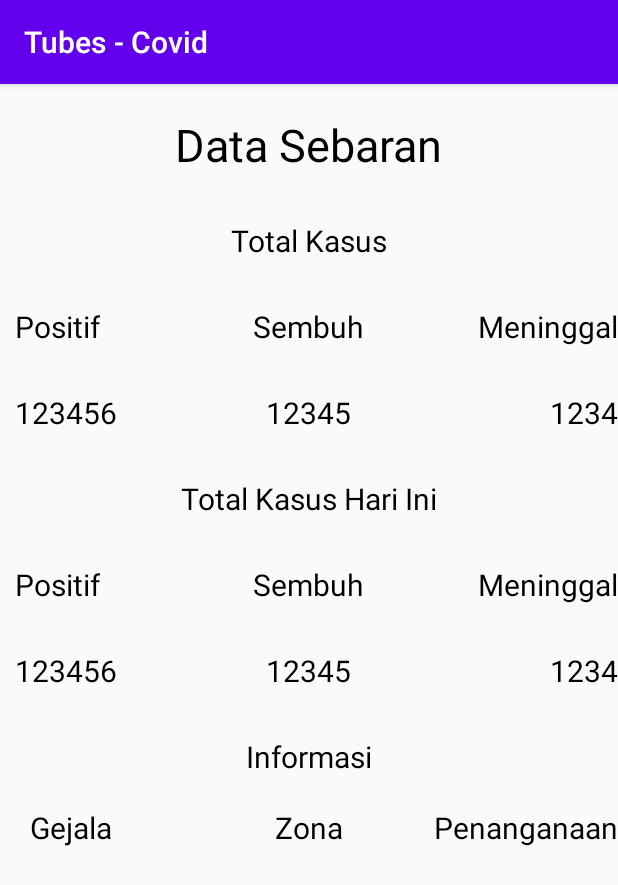
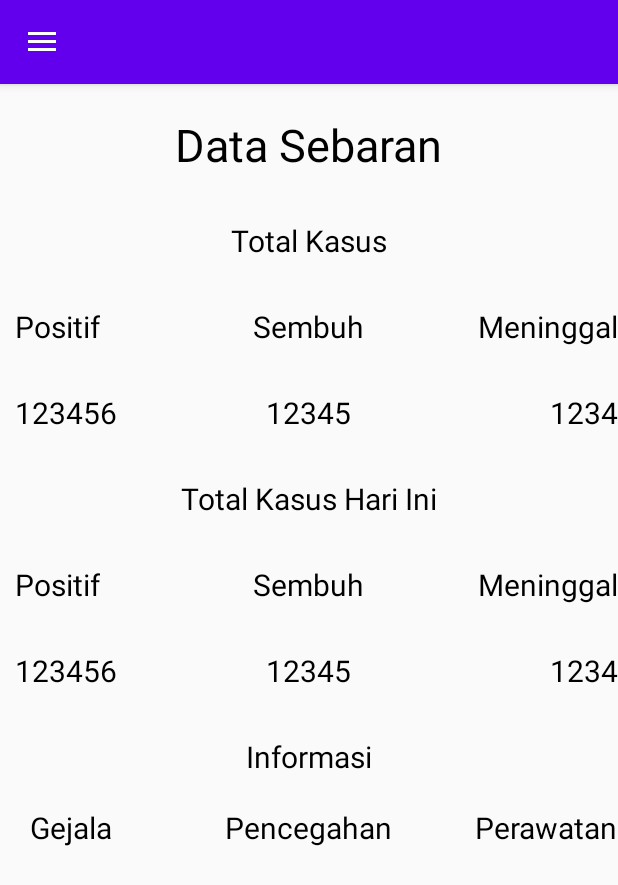
Before and after one commit to raliesebastiandarius/Tubes---Covid---P3B, an Android app: the screen it shows after launch (MainActivity), on a phone screen of 412 x 824 dp. Shown: the top 885 px of the screen. Run offline under Robolectric (Android 15) with nearby library versions, the phone set to English and light mode, and no system bars.

Commit message:
frament gejala, perawtan, pencegahan

```diff
--- /dev/null
+++ b/app/src/main/java/com/example/tubes_covid/GejalaFragment.java
@@ -0,0 +1,24 @@
+package com.example.tubes_covid;
+
+import android.os.Bundle;
+import android.view.LayoutInflater;
+import android.view.View;
+import android.view.ViewGroup;
+
+import androidx.fragment.app.Fragment;
+
+public class GejalaFragment extends Fragment {
+    protected FragmentListener listener;
+    protected MainActivity activity;
+
+    public GejalaFragment(MainActivity activity) {
+        this.activity = activity;
+    }
+
+    @Override
+    public View onCreateView(LayoutInflater inflater, ViewGroup container, Bundle savedInstanceState) {
+        View view = inflater.inflate(R.layout.fragment_gejala, container, false);
+
+        return view;
+    }
+}
--- a/app/src/main/java/com/example/tubes_covid/MainFragment.java
+++ b/app/src/main/java/com/example/tubes_covid/MainFragment.java
@@ -14,7 +14,7 @@ public class MainFragment extends Fragment implements View.OnClickListener {
     protected FragmentListener listener;
     protected TextView halaman;
     protected Button click;
-
+    protected TextView gejala, perawatan, pencegahan;
 
     public MainFragment() {
 
@@ -26,6 +26,13 @@ public class MainFragment extends Fragment implements View.OnClickListener {
 
         View view = inflater.inflate(R.layout.fragment_main, container, false);
         this.halaman = view.findViewById(R.id.tv_halaman);
+        this.gejala = view.findViewById(R.id.tv_gejala);
+        this.perawatan = view.findViewById(R.id.tv_perawatan);
+        this.pencegahan = view.findViewById(R.id.tv_pencegahan);
+
+        this.gejala.setOnClickListener(this);
+        this.perawatan.setOnClickListener(this);
+        this.pencegahan.setOnClickListener(this);
         return view;
     }
 
@@ -45,8 +52,17 @@ public class MainFragment extends Fragment implements View.OnClickListener {
 
     @Override
     public void onClick(View view) {
-        if(this.click.getId()==view.getId()){
-            this.listener.changePage(3,"");
+//        if(this.click.getId()==view.getId()){
+//            this.listener.changePage(3,"");
+//        }
+        if(this.gejala.getId()==view.getId()){
+            this.listener.changePage(5,"");
+        }
+        else if(this.perawatan.getId()==view.getId()){
+            this.listener.changePage(6,"");
+        }
+        else if(this.pencegahan.getId()==view.getId()){
+            this.listener.changePage(7,"");
         }
     }
 
--- /dev/null
+++ b/app/src/main/java/com/example/tubes_covid/PencegahanFragment.java
@@ -0,0 +1,24 @@
+package com.example.tubes_covid;
+
+import android.os.Bundle;
+import android.view.LayoutInflater;
+import android.view.View;
+import android.view.ViewGroup;
+
+import androidx.fragment.app.Fragment;
+
+public class PencegahanFragment extends Fragment {
+    protected FragmentListener listener;
+    protected MainActivity activity;
+
+    public PencegahanFragment(MainActivity activity) {
+        this.activity = activity;
+    }
+
+    @Override
+    public View onCreateView(LayoutInflater inflater, ViewGroup container, Bundle savedInstanceState) {
+        View view = inflater.inflate(R.layout.fragment_penanganan, container, false);
+
+        return view;
+    }
+}
--- /dev/null
+++ b/app/src/main/java/com/example/tubes_covid/PerawatanFragment.java
@@ -0,0 +1,24 @@
+package com.example.tubes_covid;
+
+import android.os.Bundle;
+import android.view.LayoutInflater;
+import android.view.View;
+import android.view.ViewGroup;
+
+import androidx.fragment.app.Fragment;
+
+public class PerawatanFragment extends Fragment {
+    protected FragmentListener listener;
+    protected MainActivity activity;
+
+    public PerawatanFragment(MainActivity activity) {
+        this.activity = activity;
+    }
+
+    @Override
+    public View onCreateView(LayoutInflater inflater, ViewGroup container, Bundle savedInstanceState) {
+        View view = inflater.inflate(R.layout.fragment_perawatan, container, false);
+
+        return view;
+    }
+}
--- a/app/src/main/res/layout/activity_main.xml
+++ b/app/src/main/res/layout/activity_main.xml
@@ -11,14 +11,14 @@
         android:layout_height="match_parent"
         android:orientation="vertical">
         <!--Toolbar-->
-<!--        <androidx.appcompat.widget.Toolbar-->
-<!--            android:id="@+id/toolbar"-->
-<!--            android:layout_height="?attr/actionBarSize"-->
-<!--            android:layout_width="match_parent"-->
-<!--            app:popupTheme="@style/ThemeOverlay.AppCompat.Light"-->
-<!--            android:theme="@style/ThemeOverlay.AppCompat.Dark.ActionBar"-->
-<!--            android:elevation="4dp"-->
-<!--            android:background="?attr/colorPrimary"/>-->
+        <androidx.appcompat.widget.Toolbar
+            android:id="@+id/toolbar"
+            android:layout_height="?attr/actionBarSize"
+            android:layout_width="match_parent"
+            app:popupTheme="@style/ThemeOverlay.AppCompat.Light"
+            android:theme="@style/ThemeOverlay.AppCompat.Dark.ActionBar"
+            android:elevation="4dp"
+            android:background="?attr/colorPrimary"/>
         <FrameLayout
             android:id="@+id/fragment_container"
             android:layout_width="wrap_content"
--- a/app/src/main/res/layout/fragment_main.xml
+++ b/app/src/main/res/layout/fragment_main.xml
@@ -233,12 +233,12 @@
         android:clickable="true"
         android:onClick="onClick"
         android:textSize="20dp"
-        android:id="@+id/tv_zona"
+        android:id="@+id/tv_pencegahan"
         android:textColor="#000000"
         android:layout_margin="20dp"
         android:layout_below="@id/tv_informasi"
         android:layout_centerInParent="true"
-        android:text="Zona">
+        android:text="Pencegahan">
     </TextView>
 
     <TextView
@@ -247,12 +247,12 @@
         android:clickable="true"
         android:onClick="onClick"
         android:textSize="20dp"
-        android:id="@+id/tv_penanganan"
+        android:id="@+id/tv_perawatan"
         android:textColor="#000000"
         android:layout_margin="20dp"
         android:layout_below="@id/tv_informasi"
         android:layout_alignParentRight="true"
-        android:text="Penanganaan">
+        android:text="Perawatan">
     </TextView>
 
 
--- a/app/src/main/res/values/styles.xml
+++ b/app/src/main/res/values/styles.xml
@@ -5,6 +5,8 @@
         <item name="colorPrimary">@color/colorPrimary</item>
         <item name="colorPrimaryDark">@color/colorPrimaryDark</item>
         <item name="colorAccent">@color/colorAccent</item>
+        <item name="windowActionBar">false</item>
+        <item name="windowNoTitle">true</item>
     </style>
 
 </resources>
```
Also changed, not shown: app/src/main/java/com/example/tubes_covid/MainActivity.java (+54 -2 lines), app/src/main/res/layout/fragment_gejala.xml (added, +27 -0 lines), app/src/main/res/layout/fragment_penanganan.xml (added, +27 -0 lines), app/src/main/res/layout/fragment_perawatan.xml (added, +27 -0 lines).
